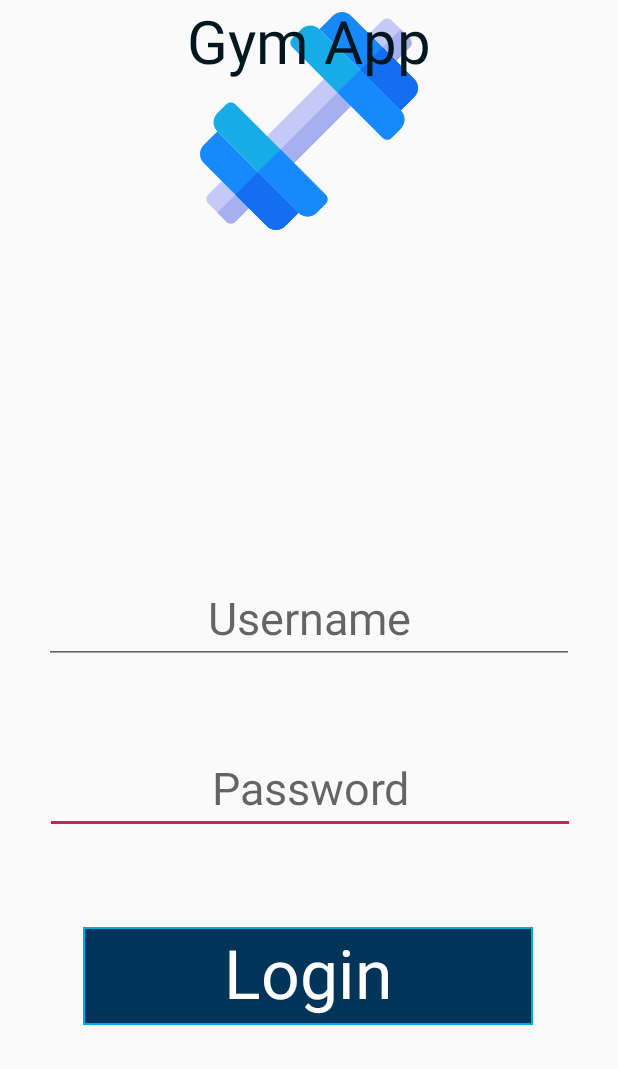
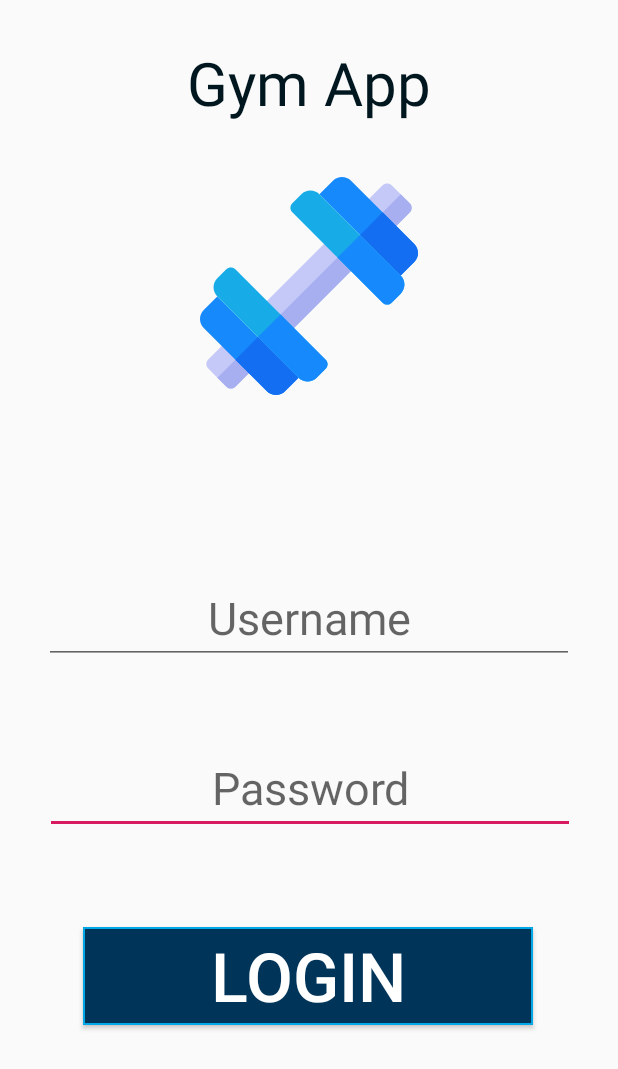
Before and after one commit to x64616e/Android-Mobile-Gym-App, an Android app: the screen it shows after launch (MainActivity), on a phone screen of 412 x 824 dp. Shown: the top 1069 px of the screen. Run offline under Robolectric (Android 15) with nearby library versions, the phone set to English and light mode, and no system bars.

Commit message:
pushed login button

```diff
--- a/JImv2/app/src/main/AndroidManifest.xml
+++ b/JImv2/app/src/main/AndroidManifest.xml
@@ -9,7 +9,8 @@
         android:roundIcon="@mipmap/ic_launcher_round"
         android:supportsRtl="true"
         android:theme="@style/AppTheme">
-        <activity android:name=".ProfileActivity"></activity>
+        <activity android:name=".landing"></activity>
+        <activity android:name=".ProfileActivity" />
         <activity android:name=".MainActivity">
             <intent-filter>
                 <action android:name="android.intent.action.MAIN" />
--- a/JImv2/app/src/main/java/com/example/jimv2/MainActivity.java
+++ b/JImv2/app/src/main/java/com/example/jimv2/MainActivity.java
@@ -2,14 +2,27 @@ package com.example.jimv2;
 
 import androidx.appcompat.app.AppCompatActivity;
 
+import android.content.Intent;
 import android.os.Bundle;
+import android.view.View;
+import android.widget.Button;
 
 public class MainActivity extends AppCompatActivity {
 
-    @Override
+    private Button button;
     protected void onCreate(Bundle savedInstanceState) {
         super.onCreate(savedInstanceState);
         setContentView(R.layout.activity_main);
+        button = (Button) findViewById(R.id.login_button);
+        button.setOnClickListener(new View.OnClickListener() {
+            @Override
+            public void onClick(View v) {
+               openLandingScreen();
+            }
+        });
     }
-
+    public void openLandingScreen(){
+        Intent intent = new Intent(this,landing.class);
+        startActivity(intent);
+    }
 }
--- a/JImv2/app/src/main/res/layout/activity_main.xml
+++ b/JImv2/app/src/main/res/layout/activity_main.xml
@@ -7,7 +7,8 @@ android:layout_width="match_parent"
 android:layout_height="match_parent"
 tools:context=".MainActivity">
 
-    <TextView
+    <Button
+        android:id="@+id/login_button"
         android:layout_width="300dp"
         android:layout_height="65dp"
         android:background="@drawable/rectangle2"
@@ -30,9 +31,10 @@ tools:context=".MainActivity">
         android:layout_width="145dp"
         android:layout_height="161dp"
         android:src="@drawable/ic_dumbbell"
+        app:layout_constraintBottom_toTopOf="@+id/editText2"
         app:layout_constraintEnd_toEndOf="parent"
         app:layout_constraintStart_toStartOf="parent"
-        tools:layout_editor_absoluteY="94dp" />
+        app:layout_constraintTop_toTopOf="parent" />
 
     <EditText
         android:id="@+id/editText"
@@ -71,9 +73,10 @@ tools:context=".MainActivity">
         android:text="Gym App"
         android:textColor="@color/dark_blue2"
         android:textSize="40dp"
+        app:layout_constraintBottom_toTopOf="@+id/main_icon"
         app:layout_constraintEnd_toEndOf="parent"
         app:layout_constraintStart_toStartOf="parent"
-        tools:layout_editor_absoluteY="27dp" />
+        app:layout_constraintTop_toTopOf="parent" />
 
 
 </androidx.constraintlayout.widget.ConstraintLayout>
```
Also changed, not shown: JImv2/app/src/main/java/com/example/jimv2/ProfileActivity.java (+5 -5 lines), JImv2/app/src/main/java/com/example/jimv2/landing.java (added, +14 -0 lines), JImv2/app/src/main/res/layout/landing.xml (+5 -2 lines).
